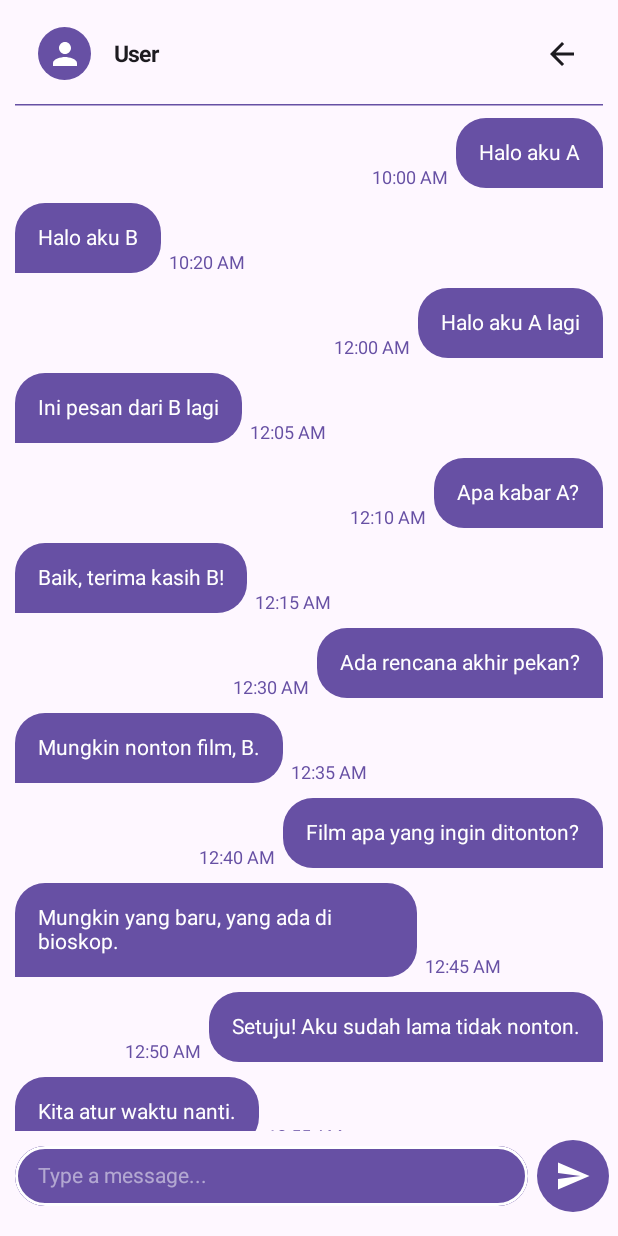
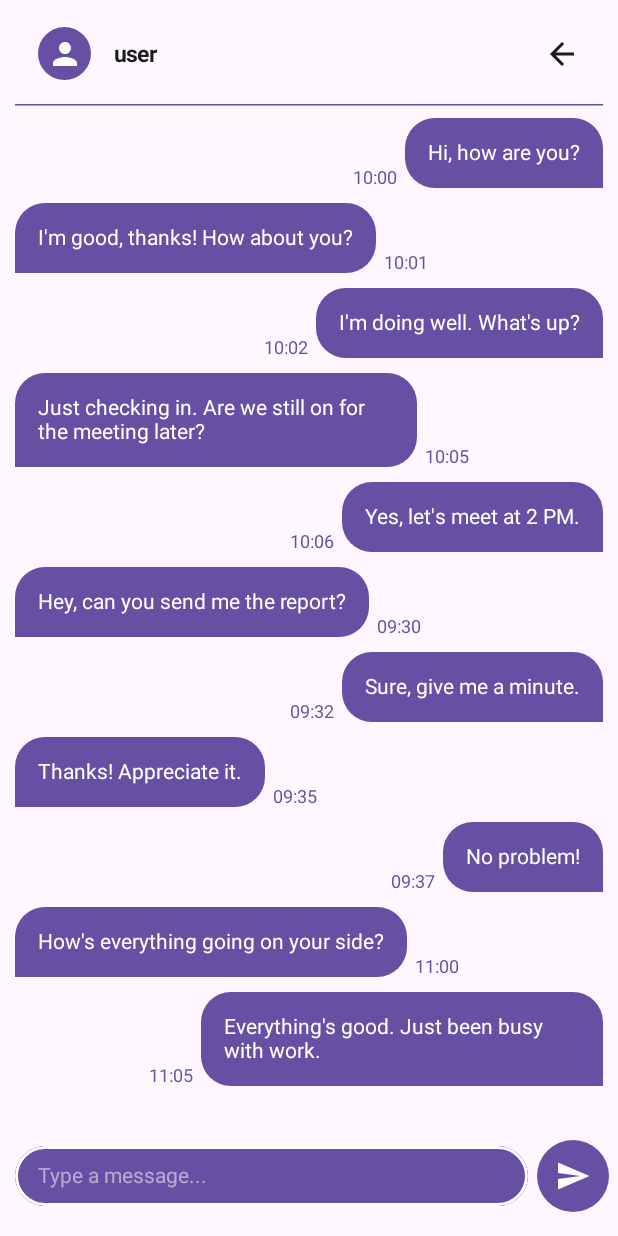
Before and after one commit to 4lghi/Chat-View-Kit, an Android app built with Jetpack Compose: the screen it shows after launch (MainActivity), on a phone screen of 412 x 824 dp. Run offline under Robolectric (Android 15) with nearby library versions, the phone set to English and light mode, and no system bars.

Commit message:
chat ui update

```diff
--- a/app/src/main/java/com/example/chat_republik/MainActivity.kt
+++ b/app/src/main/java/com/example/chat_republik/MainActivity.kt
@@ -64,6 +64,7 @@ import androidx.compose.ui.unit.sp
 import com.example.chat_republik.ui.theme.ChatrepublikTheme
 import java.time.LocalDateTime
 import java.time.format.DateTimeFormatter
+import java.time.format.DateTimeParseException
 import kotlin.math.max
 
 class MainActivity : ComponentActivity() {
@@ -77,45 +78,99 @@ class MainActivity : ComponentActivity() {
 }
 
 
+data class ChatMessage(
+    val isSender: Boolean,
+    val username: String,
+    val text: String,
+    val time: String
+)
+
 
 @Composable
 fun Chat() {
     var inputMessage by remember { mutableStateOf("") }
-    var messageReceived = "Budi 24-jan-2025 10:00 halo aku B"
-    val messages = remember { mutableStateListOf<Triple<Boolean, String, String>>(
-        Triple(true, "Halo aku A", "10:00 AM"),
-        Triple(false, "Halo aku B", "10:20 AM"),
-        Triple(true, "Halo aku A lagi", "12:00 AM"),
-        Triple(false, "Ini pesan dari B lagi", "12:05 AM"),
-        Triple(true, "Apa kabar A?", "12:10 AM"),
-        Triple(false, "Baik, terima kasih B!", "12:15 AM"),
-        Triple(true, "Ada rencana akhir pekan?", "12:30 AM"),
-        Triple(false, "Mungkin nonton film, B.", "12:35 AM"),
-        Triple(true, "Film apa yang ingin ditonton?", "12:40 AM"),
-        Triple(false, "Mungkin yang baru, yang ada di bioskop.", "12:45 AM"),
-        Triple(true, "Setuju! Aku sudah lama tidak nonton.", "12:50 AM"),
-        Triple(false, "Kita atur waktu nanti.", "12:55 AM"),
-        Triple(true, "Oke, nanti aku kabarin.", "01:00 AM"),
-        Triple(false, "Baik, aku tunggu kabar dari A.", "01:05 AM"),
-        Triple(true, "Sampai jumpa nanti ya!", "01:10 AM"),
-        Triple(false, "Sampai jumpa A!", "01:15 AM")
+//    val messages = remember {mutableStateListOf<ChatMessage>()}
+    val messages = remember {
+        mutableStateListOf(
+            ChatMessage(
+                isSender = true,
+                username = "You",
+                text = "Hi, how are you?",
+                time = "24-01-2025 10:00"
+            ),
+            ChatMessage(
+                isSender = false,
+                username = "Alice",
+                text = "I'm good, thanks! How about you?",
+                time = "24-01-2025 10:01"
+            ),
+            ChatMessage(
+                isSender = true,
+                username = "You",
+                text = "I'm doing well. What's up?",
+                time = "24-01-2025 10:02"
+            ),
+            ChatMessage(
+                isSender = false,
+                username = "Alice",
+                text = "Just checking in. Are we still on for the meeting later?",
+                time = "24-01-2025 10:05"
+            ),
+            ChatMessage(
+                isSender = true,
+                username = "You",
+                text = "Yes, let's meet at 2 PM.",
+                time = "24-01-2025 10:06"
+            ),
+            ChatMessage(
+                isSender = false,
+                username = "Bob",
+                text = "Hey, can you send me the report?",
+                time = "25-01-2025 09:30"
+            ),
+            ChatMessage(
+                isSender = true,
+                username = "You",
+                text = "Sure, give me a minute.",
+                time = "25-01-2025 09:32"
+            ),
+            ChatMessage(
+                isSender = false,
+                username = "Bob",
+                text = "Thanks! Appreciate it.",
+                time = "25-01-2025 09:35"
+            ),
+            ChatMessage(
+                isSender = true,
+                username = "You",
+                text = "No problem!",
+                time = "25-01-2025 09:37"
+            ),
+            ChatMessage(
+                isSender = false,
+                username = "Alice",
+                text = "How's everything going on your side?",
+                time = "26-01-2025 11:00"
+            ),
+            ChatMessage(
+                isSender = true,
+                username = "You",
+                text = "Everything's good. Just been busy with work.",
+                time = "26-01-2025 11:05"
+            )
         )
-    } // Boolean for sender/receiver, String for message, String for time
-//    Contoh struktur data:
-//    [
-//        Triple(true, "Halo aku A", "10:00 AM"),
-//        Triple(false, "Halo aku B", "10:20 AM"),
-//        Triple(true, "Halo aku A lagi", "12:00 AM"),
-//    ]
-    val currentTime = LocalDateTime.now().format(DateTimeFormatter.ofPattern("hh:mm"))
+    }
+
+
+
+    val currentTime = LocalDateTime.now().format(DateTimeFormatter.ofPattern("dd-MM-yyyy HH:mm"))
     var isMessageReceived by remember { mutableStateOf(false) }
 
+//    username user
+    val username = "user"
+//    username sender
+    val senderUsername = "user"
 
-    if(isMessageReceived){
-        messages.add(Triple(false, "halo", currentTime))
-        isMessageReceived = false
-    }
-//    SEBAGAI CONTOH, DATABASE MENGGUNAKAN FIRESTORE
 
     //    Load chat history dari server atau database
     LaunchedEffect(Unit) {
@@ -124,7 +179,7 @@ fun Chat() {
 
 //        jika ada pesan masuk
     if (isMessageReceived) {
-        messages.add(Triple(false, "Halo aku B", currentTime))
+        messages.add(ChatMessage(false, senderUsername, "Halooo", currentTime))
         isMessageReceived = false
     }
 
@@ -157,7 +212,7 @@ fun Chat() {
             }
             Spacer(modifier = Modifier.width(15.dp))
             Text(
-                text = "User",
+                text = username,
                 color = MaterialTheme.colorScheme.onSurface,
                 fontSize = 15.sp,
                 fontWeight = FontWeight.Bold
@@ -185,21 +240,31 @@ fun Chat() {
                 .fillMaxWidth()
                 .weight(1f)
         ){
+//        ISI CHAT
+            LazyColumn(
+                modifier = Modifier.weight(1f)
+            ) {
+                items(messages) { message ->
+                    val timeFormatted = try {
+                        // Mencoba untuk memparsing waktu
+                        LocalDateTime.parse(message.time, DateTimeFormatter.ofPattern("dd-MM-yyyy HH:mm"))
+                            .format(DateTimeFormatter.ofPattern("HH:mm"))
+                    } catch (e: DateTimeParseException) {
+                        // Tangani kesalahan parsing jika terjadi dan beri nilai default
+                        Log.e("ChatApp", "Parsing error for time: ${e.message}")
+                        ""
+                    }
 
-            //        ISI CHAT
-            LazyColumn(
-                modifier = Modifier
-                    .weight(1f)
-            ){
-                items(messages) { (isSender, text, time) ->
-                    if (isSender) {
-                        SenderMessage(text = text, time = time)
+                    // Tampilkan pesan sesuai dengan siapa yang mengirim
+                    if (message.isSender) {
+                        SenderMessage(text = message.text, time = timeFormatted)
                     } else {
-                        ReceiverMessage(text = text, time = time)
+                        ReceiverMessage(text = message.text, time = timeFormatted)
                     }
                     Spacer(modifier = Modifier.height(10.dp))
                 }
             }
+
 
 //           CHAT INPUT FIELD
             ChatInputField(
@@ -208,7 +273,7 @@ fun Chat() {
                 onSendMessage = {
 //                    pengecekan input tidak kosong ataupun ada hal lain yang perlu dicek sebelum mengirim pesan
                     if (inputMessage.isNotEmpty()){
-                        messages.add(Triple(true, inputMessage, currentTime))
+                        messages.add(ChatMessage(true, username, inputMessage, currentTime))
                     }
                     // Tangani pengiriman pesan di sini
                     inputMessage = "" // Bersihkan input setelah pengiriman
```
